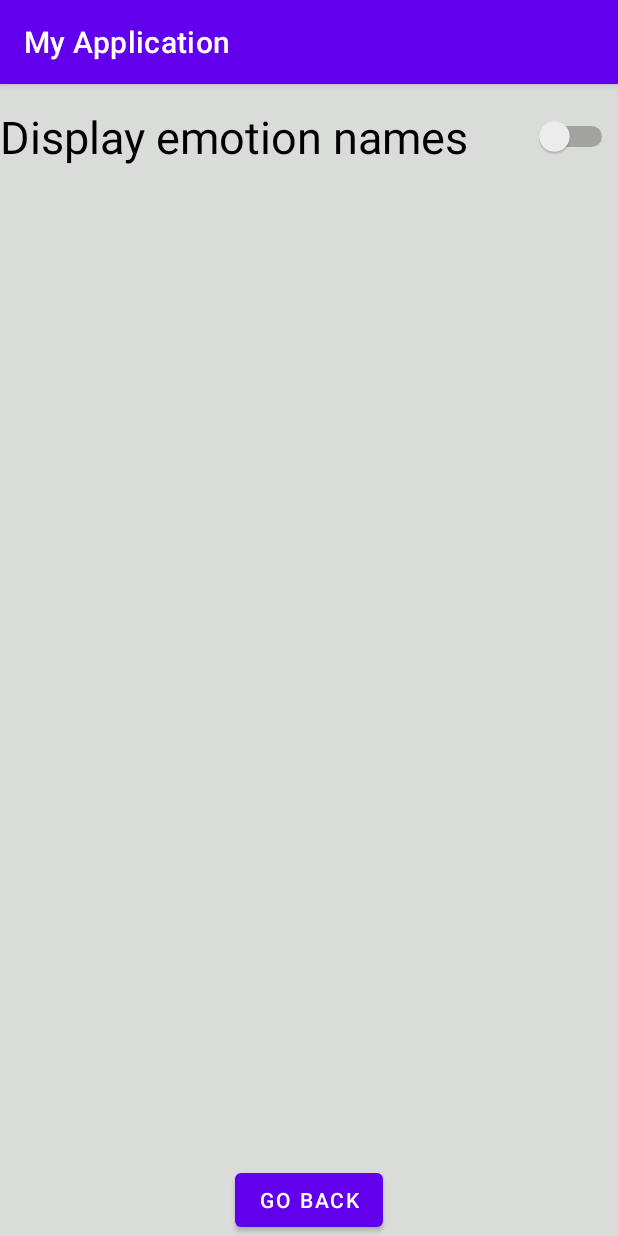
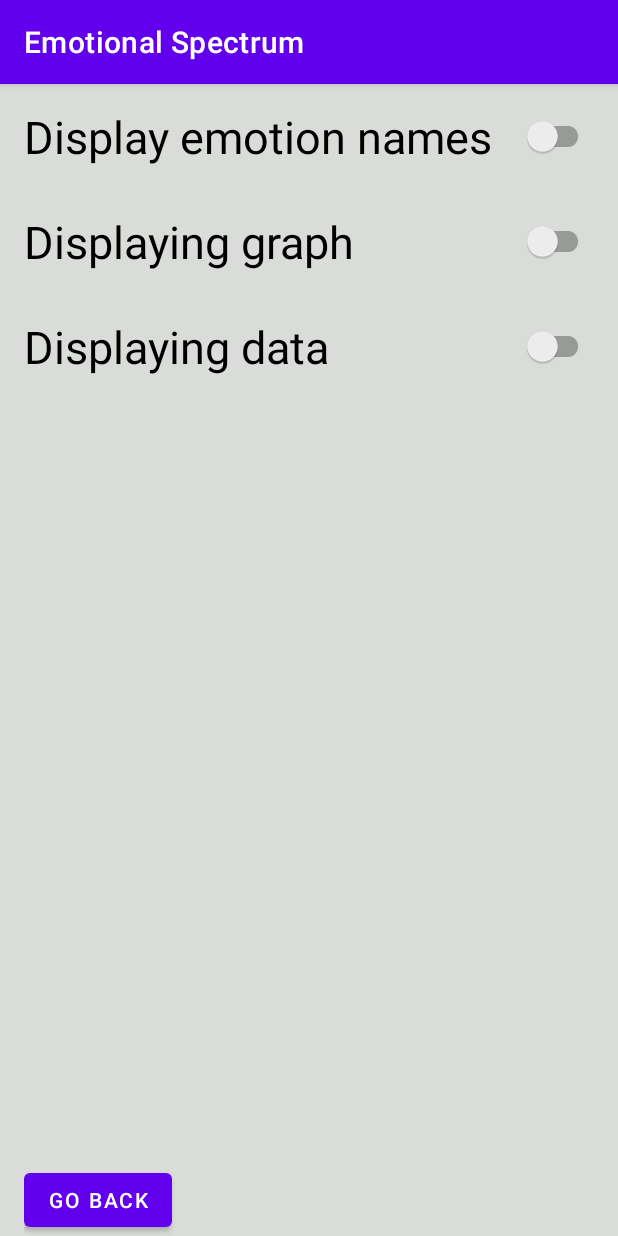
Before and after one commit to VGeser/EmotionalSpectrum, an Android app: the screen it shows after launch (SettingsActivity), after a tap on "SETTINGS", on a phone screen of 412 x 824 dp. Run offline under Robolectric (Android 15) with nearby library versions, the phone set to English and light mode, and no system bars; Roboto replaces fonts that are not available here.

Commit message:
Massive architecture change

```diff
--- a/app/src/main/java/com/example/myapplication/ConfirmationFragment.java
+++ b/app/src/main/java/com/example/myapplication/ConfirmationFragment.java
@@ -9,16 +9,16 @@ import androidx.annotation.NonNull;
 import androidx.fragment.app.DialogFragment;
 //implements CurrentValue
 public class ConfirmationFragment extends DialogFragment {
-    public String out_text;
+    Record currentRecord;
 
     @NonNull
     @Override
     public Dialog onCreateDialog(Bundle savedInstanceState) {
         AlertDialog.Builder builder = new AlertDialog.Builder(getActivity());
-        builder.setMessage("You chose " + out_text);
+        builder.setMessage("You chose " + currentRecord.getEmotionName());
         builder.setPositiveButton(R.string.agree, new DialogInterface.OnClickListener() {
                     public void onClick(DialogInterface dialog, int id) {
-                        ((MainActivity) getActivity()).doPositiveClick();
+                        ((MainActivity) getActivity()).doPositiveClick(currentRecord);
                     }
                 });
         builder.setNegativeButton(R.string.cancel, new DialogInterface.OnClickListener() {
--- /dev/null
+++ b/app/src/main/java/com/example/myapplication/GsonEditor.java
@@ -0,0 +1,48 @@
+package com.example.myapplication;
+
+import com.google.gson.Gson;
+import com.google.gson.reflect.TypeToken;
+
+import java.lang.reflect.Type;
+import java.util.TreeMap;
+
+public class GsonEditor {
+
+    public static GsonEditor instance = null;
+
+    public static GsonEditor getInstance(String str) {
+        if (instance == null)
+            instance = new GsonEditor(str);
+
+        return instance;
+    }
+
+    private final String filename;
+
+    private GsonEditor(String filename) {
+        gson = new Gson();
+        this.filename = filename;
+    }
+
+    private final Gson gson;
+    private TreeMap <Integer,Record> data = new TreeMap<>();
+
+    public void parseGson(){
+        Type type = new TypeToken<TreeMap<Integer,Record>>() {}.getType();
+        Object temp = gson.fromJson(filename, type);
+        if(temp != null){
+            data = gson.fromJson(filename, type);
+        }else {
+            data = new TreeMap<>();
+        }
+    }
+
+    public void addRecord(int id, Record record){
+        data.put(id,record);
+    }
+
+    public String saveData(){
+        return gson.toJson(data);
+    }
+
+}
--- a/app/src/main/java/com/example/myapplication/MainActivity.java
+++ b/app/src/main/java/com/example/myapplication/MainActivity.java
@@ -15,15 +15,18 @@ import android.widget.Toast;
 
 import androidx.fragment.app.FragmentActivity;
 
+import java.time.LocalDate;
 import java.time.LocalTime;
+import java.time.format.DateTimeFormatter;
 
 public class MainActivity extends FragmentActivity {
     private ImageView image;
     private TextView textView;
-    private double res_id;
-    private Button button;
-    private String emotion;
+    private String current;
+    private int currentID;
+    private GsonEditor gsonEditor;
     SharedPreferences sharedPreferences;
+    SharedPreferences.Editor editor;
 
     @SuppressLint("ClickableViewAccessibility")
     @Override
@@ -32,28 +35,11 @@ public class MainActivity extends FragmentActivity {
         setContentView(R.layout.activity_main);
         this.image = (ImageView) this.findViewById(R.id.spectrum1);
         this.textView = (TextView) this.findViewById(R.id.text);
-        this.image.setImageResource(R.drawable.round_without_emots);//change source
-        this.button = (Button) this.findViewById(R.id.button_next);
+        this.image.setImageResource(R.drawable.round_without_emots);
+        Button button = (Button) this.findViewById(R.id.button_next);
         ConfirmationFragment cf = new ConfirmationFragment();
         sharedPreferences = getSharedPreferences("EmotionPrefs", Context.MODE_PRIVATE);
-        SharedPreferences.Editor editor = sharedPreferences.edit();
-        if (sharedPreferences.contains("name_setting")){
-            boolean nameOn = sharedPreferences.getBoolean("name_setting",false);
-            if(nameOn){
-                image.setImageResource(R.drawable.round);
-            }else{
-                image.setImageResource(R.drawable.round_without_emots);
-            }
-        }else{
-            editor.putBoolean("name_setting",false);
-            editor.apply();
-        }
-        /*boolean imageOption = getIntent().getExtras().getBoolean("name_choice");
-        if(imageOption){
-            image.setImageResource(R.drawable.round);
-        }else {
-            image.setImageResource(R.drawable.round_without_emots);
-        }*/
+        editor = sharedPreferences.edit();
 
         image.setOnTouchListener((view, motionEvent) -> {
             if (motionEvent.getAction() == MotionEvent.ACTION_UP) {
@@ -64,23 +50,69 @@ public class MainActivity extends FragmentActivity {
                 DisplayMetrics metrics = new DisplayMetrics();
                 getWindowManager().getDefaultDisplay().getMetrics(metrics);
                 int width = metrics.widthPixels;
-                emotion = calculator.calculate(curX, curY, width / 2);
-                cf.out_text = emotion;
-                //cf.out_text = String.valueOf(res_id);
+                cf.currentRecord = calculator.calculate(curX, curY, width / 2);
 
-                if (!emotion.equals("out_of_circle"))
+                if (!cf.currentRecord.getEmotionName().equals("out_of_circle"))
                     cf.show(getSupportFragmentManager(), "confirm");
             }
             return view.onTouchEvent(motionEvent);
         });
     }
 
-    public void doPositiveClick() {
-        LocalTime time = LocalTime.now();
-        textView.append("You were feeling " + emotion + " at " + time + "\n");
+    @Override
+    protected void onStart() {
+        super.onStart();
+        if(sharedPreferences.contains("most_recent")){
+            current = sharedPreferences.getString("most_recent","");
+            textView.setText(current);
+        }else {
+            editor.putString("most_recent",current);
+        }
+        if(sharedPreferences.contains("current_id")){
+            currentID = sharedPreferences.getInt("cur_id",0);
+        }else {
+            editor.putInt("cur_id",currentID);
+        }
+        if (sharedPreferences.contains("name_setting")){
+            boolean nameOn = sharedPreferences.getBoolean("name_setting",false);
+            if(nameOn){
+                image.setImageResource(R.drawable.round);
+            }else{
+                image.setImageResource(R.drawable.round_without_emots);
+            }
+        }else{
+            editor.putBoolean("name_setting",false);
+        }
+        if(sharedPreferences.contains("next_id")){
+            this.currentID = sharedPreferences.getInt("next_id",0);
+        }else {
+            currentID = 0;
+            editor.putInt("next_id",0);
+        }
+        String json;
+        if(!sharedPreferences.contains("data")){
+            editor.putString("data","");
+        }
+        editor.apply();
+        json = sharedPreferences.getString("data", "");
+        gsonEditor = GsonEditor.getInstance(json);
+        gsonEditor.parseGson();
     }
 
-    public void doNegativeClick() {
+    void doPositiveClick(Record next) {
+        LocalTime time = LocalTime.now();
+        LocalDate date = LocalDate.now();
+        String dateS = date.toString();
+        next.setDate(dateS);
+        DateTimeFormatter dtf = DateTimeFormatter.ofPattern("HH:mm");
+        String formatted = time.format(dtf);
+        current = "You were feeling " + next.getEmotionName() + " at " + formatted + "\n";
+        textView.append(current);
+        gsonEditor.addRecord(currentID,next);
+        currentID++;
+    }
+
+    void doNegativeClick() {
         Context context = getApplicationContext();
         Toast toast = Toast.makeText(context, "Cancelled", Toast.LENGTH_SHORT);
         toast.show();
@@ -96,4 +128,15 @@ public class MainActivity extends FragmentActivity {
         MainActivity.this.startActivity(i);
     }
 
+    @Override
+    protected void onStop(){
+        super.onStop();
+        editor.putInt("next_id",currentID);
+        String savedAs = gsonEditor.saveData();
+        editor.putString("data",savedAs);
+        editor.putString("most_recent",current);
+        editor.putInt("cur_id",currentID);
+        editor.apply();
+    }
+
 }
--- a/app/src/main/java/com/example/myapplication/SettingsActivity.java
+++ b/app/src/main/java/com/example/myapplication/SettingsActivity.java
@@ -1,6 +1,4 @@
 package com.example.myapplication;
-
-import androidx.appcompat.app.AppCompatActivity;
 
 import android.annotation.SuppressLint;
 import android.content.Context;
@@ -9,26 +7,38 @@ import android.content.SharedPreferences;
 import android.os.Bundle;
 import android.view.View;
 import android.widget.Button;
-import android.widget.CompoundButton;
-import android.widget.Switch;
+
+import androidx.appcompat.app.AppCompatActivity;
+import androidx.appcompat.widget.SwitchCompat;
 
 @SuppressLint("UseSwitchCompatOrMaterialCode")
 public class SettingsActivity extends AppCompatActivity {
     SharedPreferences sharedPreferences;
+
     @Override
     protected void onCreate(Bundle savedInstanceState) {
         super.onCreate(savedInstanceState);
         setContentView(R.layout.activity_settings);
         Button backButton = (Button) this.findViewById(R.id.button_back);
-        Switch switch1 = (Switch) findViewById(R.id.switch1);
+        SwitchCompat switch1 = (SwitchCompat) findViewById(R.id.switch1);
+        SwitchCompat switch2 = (SwitchCompat) findViewById(R.id.switch2);
+        SwitchCompat switch3 = (SwitchCompat) findViewById(R.id.switch3);
         sharedPreferences = getSharedPreferences("EmotionPrefs", Context.MODE_PRIVATE);
         SharedPreferences.Editor editor = sharedPreferences.edit();
-        switch1.setChecked(sharedPreferences.getBoolean("name_setting",false));
-        switch1.setOnCheckedChangeListener(new CompoundButton.OnCheckedChangeListener() {
-            public void onCheckedChanged(CompoundButton buttonView, boolean isChecked) {
-                editor.putBoolean("name_setting",isChecked);
-                editor.apply();
-            }
+        switch1.setChecked(sharedPreferences.getBoolean("name_setting", false));
+        switch2.setChecked(sharedPreferences.getBoolean("graph_setting", false));
+        switch3.setChecked(sharedPreferences.getBoolean("text_setting", false));
+        switch1.setOnCheckedChangeListener((buttonView, isChecked) -> {
+            editor.putBoolean("name_setting", isChecked);
+            editor.apply();
+        });
+        switch2.setOnCheckedChangeListener((buttonView, isChecked) -> {
+            editor.putBoolean("graph_setting", isChecked);
+            editor.apply();
+        });
+        switch3.setOnCheckedChangeListener((buttonView, isChecked) -> {
+            editor.putBoolean("text_setting", isChecked);
+            editor.apply();
         });
     }
 
--- a/app/src/main/res/layout/activity_settings.xml
+++ b/app/src/main/res/layout/activity_settings.xml
@@ -1,13 +1,14 @@
 <?xml version="1.0" encoding="utf-8"?>
-<androidx.constraintlayout.widget.ConstraintLayout
-    xmlns:android="http://schemas.android.com/apk/res/android"
-    xmlns:app="http://schemas.android.com/apk/res-auto"
-    xmlns:tools="http://schemas.android.com/tools"
+<RelativeLayout xmlns:android="http://schemas.android.com/apk/res/android"
     android:layout_width="match_parent"
     android:layout_height="match_parent"
+    xmlns:tools="http://schemas.android.com/tools"
+    xmlns:app="http://schemas.android.com/apk/res-auto"
+    android:paddingLeft="16dp"
+    android:paddingRight="16dp"
     tools:context=".SettingsActivity">
 
-    <Switch
+    <androidx.appcompat.widget.SwitchCompat
         android:id="@+id/switch1"
         android:switchMinWidth="56dp"
         android:text="@string/switch1"
@@ -16,9 +17,30 @@
         android:layout_width="match_parent"
         android:layout_height="70sp"
         android:textSize="30sp"
-        app:layout_constraintTop_toTopOf="parent"
-        app:layout_constraintLeft_toLeftOf="parent"
-        app:layout_constraintRight_toRightOf="parent"
+        />
+
+    <androidx.appcompat.widget.SwitchCompat
+        android:id="@+id/switch2"
+        android:switchMinWidth="56dp"
+        android:text="@string/switch2"
+        android:textOff="@string/no"
+        android:textOn="@string/yes"
+        android:layout_width="match_parent"
+        android:layout_height="70sp"
+        android:textSize="30sp"
+        android:layout_below="@id/switch1"
+        />
+
+    <androidx.appcompat.widget.SwitchCompat
+        android:id="@+id/switch3"
+        android:switchMinWidth="56dp"
+        android:text="@string/switch3"
+        android:textOff="@string/no"
+        android:textOn="@string/yes"
+        android:layout_width="match_parent"
+        android:layout_height="70sp"
+        android:textSize="30sp"
+        android:layout_below="@id/switch2"
         />
 
     <Button
@@ -30,5 +52,6 @@
         app:layout_constraintRight_toRightOf="parent"
         android:onClick="buttonClick"
         android:text="@string/button_back"
+        android:layout_alignParentBottom="true"
         />
-</androidx.constraintlayout.widget.ConstraintLayout>
+</RelativeLayout>
--- a/app/src/main/res/values/strings.xml
+++ b/app/src/main/res/values/strings.xml
@@ -1,6 +1,5 @@
 <resources>
-    <string name="app_name">My Application</string>
-    <string name="example">- you were feeling happy at 2:45 PM \n- you were feeling calm at 8:15 PM</string>
+    <string name="app_name">Emotional Spectrum</string>
     <string name="dialog_message">You chose violence</string>
     <string name="agree">Yes</string>
     <string name="frame_layout">We recommend physical activity to decrease your stress levels</string>
@@ -14,4 +13,6 @@
     <string name="switch1">Display emotion names</string>
     <string name="yes">On</string>
     <string name="no">Off</string>
+    <string name="switch2">Displaying graph</string>
+    <string name="switch3">Displaying data</string>
 </resources>
```
Also changed, not shown: app/src/main/java/com/example/myapplication/Calculator.java (+2 -5 lines), app/src/main/java/com/example/myapplication/Record.java (added, +57 -0 lines), app/src/main/java/com/example/myapplication/StatsActivity.java (+44 -4 lines), app/src/main/res/layout/activity_stats.xml (+10 -0 lines).
